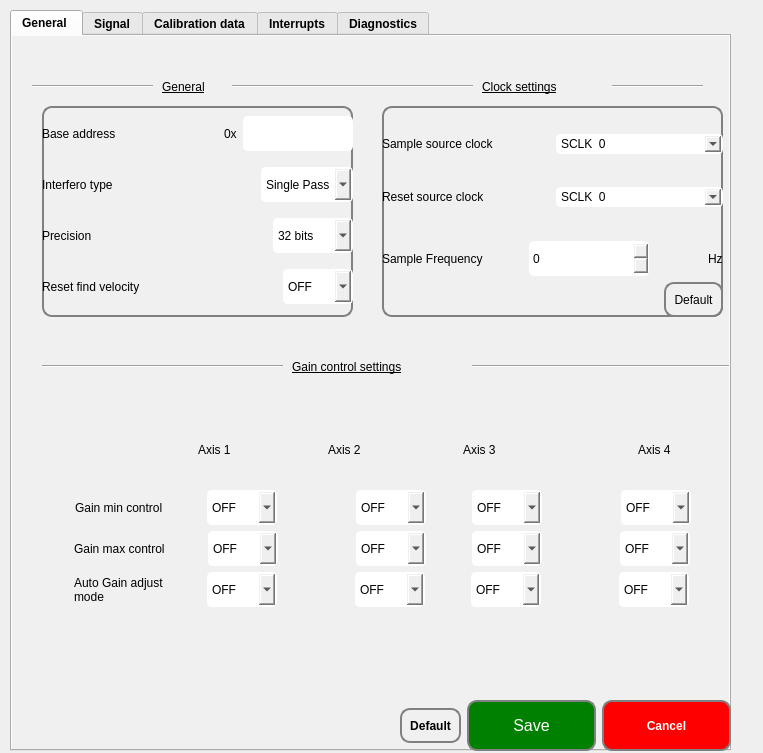
guepy/ECA_ZMI4104C_main, file ECA_SOLEIL_ZMI4104C/settingsform.ui: the form before one commit.
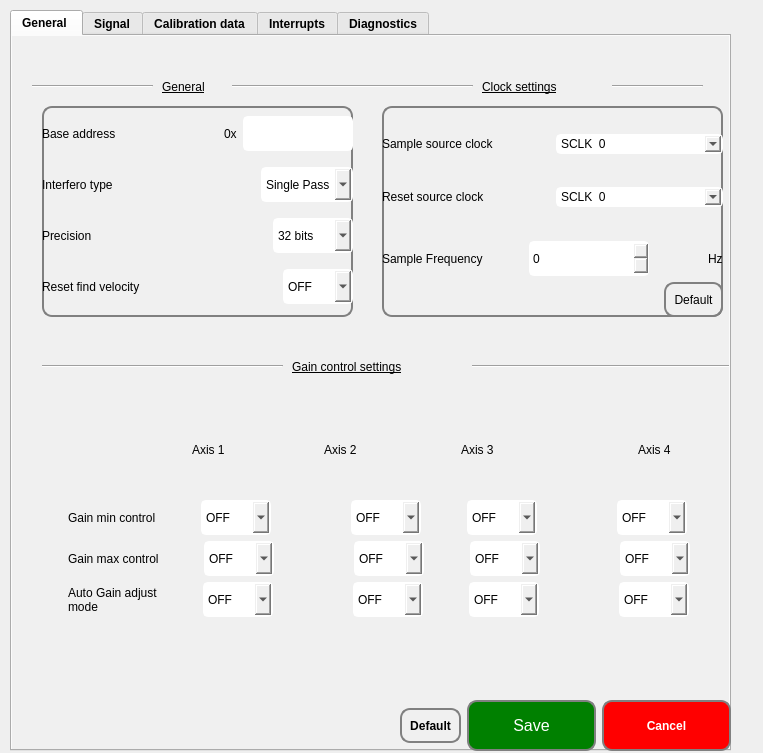
The form after the commit. The open tabs and pages were chosen to show the change. Icons and pictures are not drawn.

The edit to the form file:
```diff
--- a/ECA_SOLEIL_ZMI4104C/settingsform.ui
+++ b/ECA_SOLEIL_ZMI4104C/settingsform.ui
@@ -642,10 +642,10 @@
     <widget class="QWidget" name="verticalWidget" native="true">
      <property name="geometry">
       <rect>
-       <x>30</x>
-       <y>380</y>
-       <width>683</width>
-       <height>191</height>
+       <x>22</x>
+       <y>370</y>
+       <width>691</width>
+       <height>211</height>
       </rect>
      </property>
      <property name="styleSheet">
```
Left out of the diff: 6 changed lines with no effect on the pictures.
